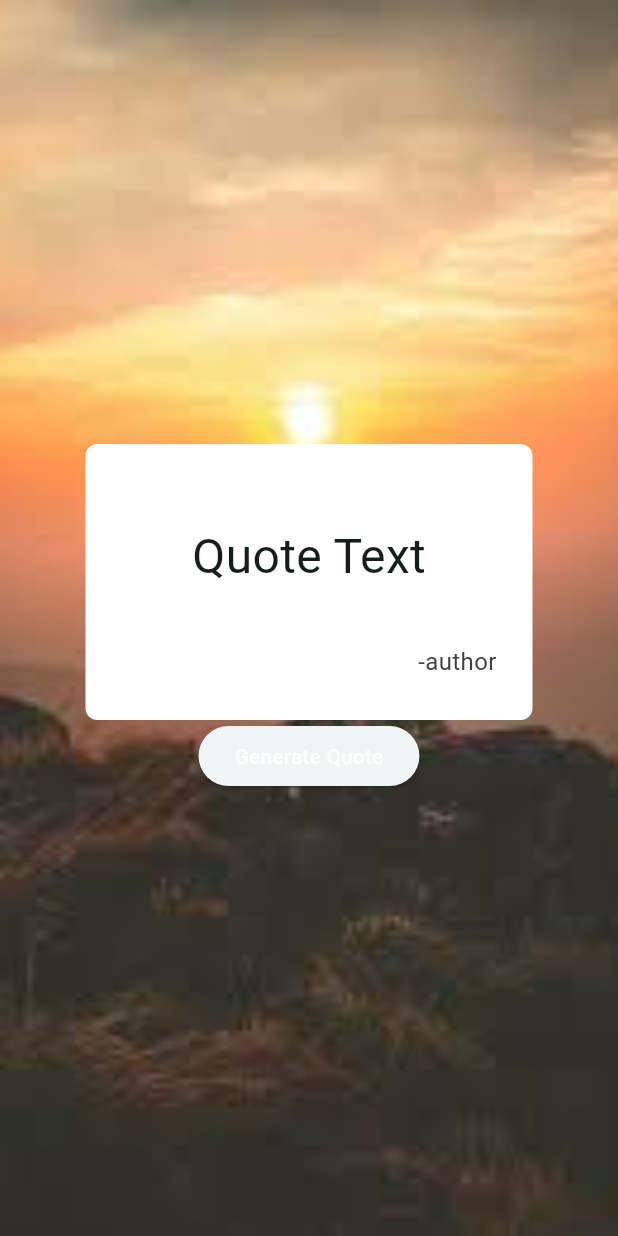
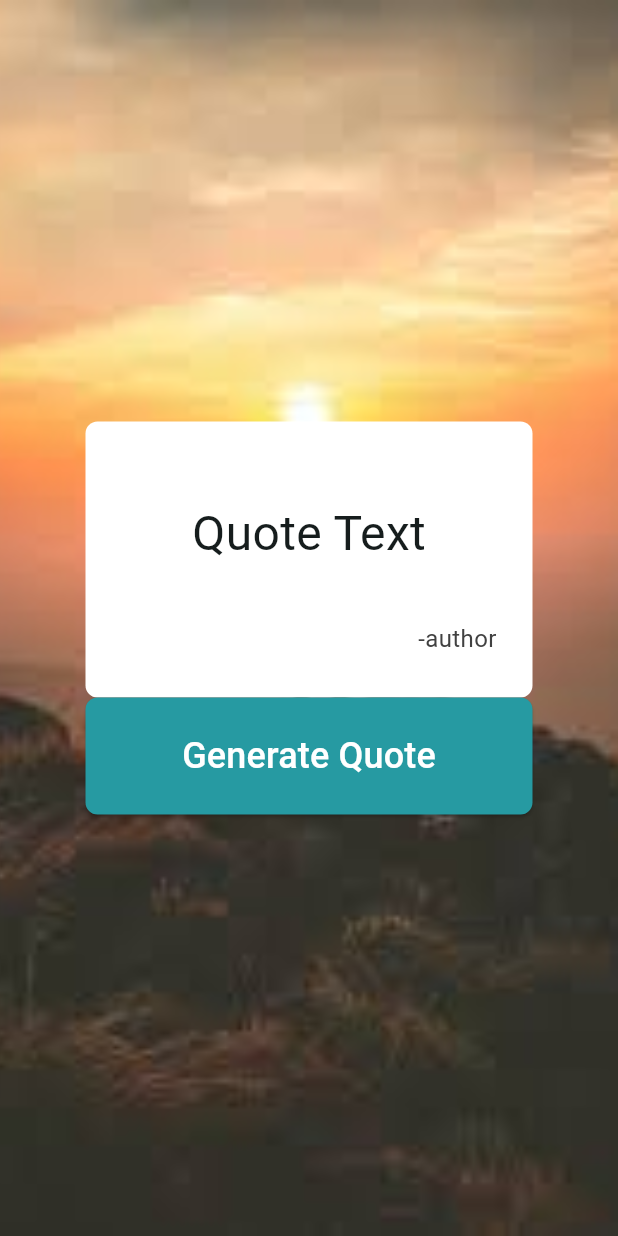
Before and after one commit to DanielLeke/Quote-App, a Flutter app: the screen it shows after launch, on a phone screen of 412 x 824 dp. Run offline on Flutter 3.47's test engine with Material 3 defaults, Android fonts, the phone set to English and light mode, and no system bars; our stand-ins replace get.

Commit message:
Styled the generate quote button

```diff
--- a/lib/generate_random_quote.dart
+++ b/lib/generate_random_quote.dart
@@ -53,12 +53,18 @@ class GenerateQuoteBtn extends StatelessWidget {
   Widget build(BuildContext context) {
     return ElevatedButton(
       onPressed: (){},
-      style: ButtonStyle(
+      style: ElevatedButton.styleFrom(
+        backgroundColor: Color(0xFF269AA2),
+        fixedSize: Size(298, 78),
+        shape: RoundedRectangleBorder(
+          borderRadius: BorderRadius.circular(8)
+        )
       ),
       child: Text(
         "Generate Quote",
         style: TextStyle(
-          color: Colors.white
+          color: Colors.white,
+          fontSize: 24,
         ),
       )
     );
```
